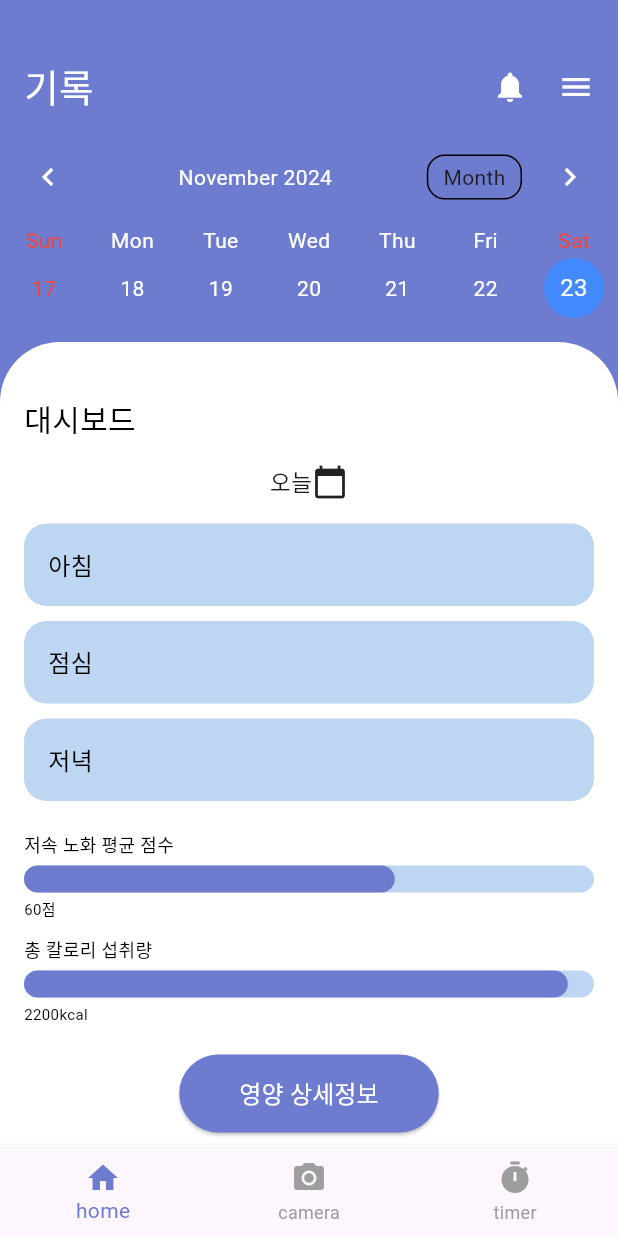
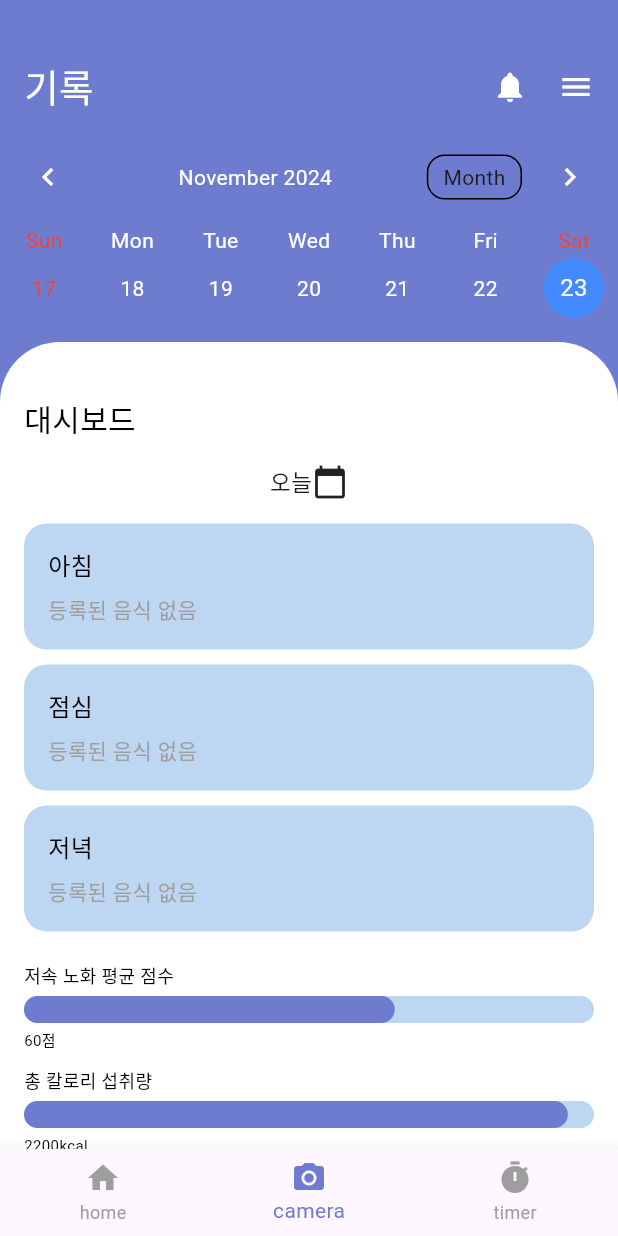
Before and after one commit to MPC-zeroCalorie/frontend, a Flutter app: the HomePage screen opened by its route, item 2 of the bottom bar chosen, scrolled down 31 dp, after a tap on "+ 음식 추가하기", after a tap on the "arrow back" icon, on a phone screen of 412 x 824 dp. Run offline on Flutter 3.47's test engine with Material 3 defaults, Android fonts, the phone set to English and light mode, and no system bars; drawn by our look-alikes of table_calendar; our stand-ins replace flutter_local_notifications, percent_indicator, permission_handler, shared_preferences, timezone; accounts and stored records are empty; Roboto replaces fonts that are missing (Inter-ExtraBold).

Commit message:
[juho] camera setting change

```diff
--- a/lib/main.dart
+++ b/lib/main.dart
@@ -52,7 +52,7 @@ class _MyAppState extends State<MyApp> {
         // CameraScreen으로 갈 때 'mealType'을 인자로 전달하도록 수정
         '/cameraScreen': (context) {
           final Map<String, String> arguments = ModalRoute.of(context)?.settings.arguments as Map<String, String> ?? {};
-          return CameraScreen(mealType: arguments['mealType'] ?? 'Unknown');
+          return CameraScreen();
         },
         '/timerScreen': (context) => TimerScreen(),
       },
--- a/lib/screens/camerascreen.dart
+++ b/lib/screens/camerascreen.dart
@@ -3,9 +3,7 @@ import 'dart:io'; // 이미지 파일을 사용하기 위해 추가
 import '../platform_channel.dart'; // 네이티브 기능 호출을 위한 platform_channel
 
 class CameraScreen extends StatefulWidget {
-  final String mealType; // 아침, 점심, 저녁을 받기 위한 변수
-
-  CameraScreen({Key? key, required this.mealType}) : super(key: key);
+  CameraScreen({Key? key}) : super(key: key);
 
   @override
   _CameraScreenState createState() => _CameraScreenState();
@@ -14,6 +12,7 @@ class CameraScreen extends StatefulWidget {
 class _CameraScreenState extends State<CameraScreen> {
   bool _isEditing = false; // 텍스트 편집 모드 여부
   bool _isExpanded = false; // 바텀 시트 확장 상태
+  String _selectedMeal = '아침'; // 선택한 식사 유형
   TextEditingController _foodController = TextEditingController(
     text: '돈까스, 쌀밥, 양배추샐러드, 간장, 와사비, 피클, 된장국', // 초기 음식 텍스트 설정
   );
@@ -23,14 +22,14 @@ class _CameraScreenState extends State<CameraScreen> {
 
   // 최대 영양소 값을 설정하여 비율 계산에 사용
   Map<String, double> _maxNutritionValues = {
-    "칼슘": 1000.0,      // 하루 권장 섭취량 (mg)
-    "단백질": 50.0,      // 하루 권장 섭취량 (g)
-    "식이섬유": 25.0,     // 하루 권장 섭취량 (g)
-    "탄수화물": 300.0,    // 하루 권장 섭취량 (g)
-    "비타민C": 90.0,     // 하루 권장 섭취량 (mg)
-    "지방": 70.0,       // 하루 권장 섭취량 (g)
-    "비타민D": 20.0,     // 하루 권장 섭취량 (µg)
-    "당": 50.0,         // 하루 권장 섭취량 (g)
+    "칼슘": 1000.0, // 하루 권장 섭취량 (mg)
+    "단백질": 50.0, // 하루 권장 섭취량 (g)
+    "식이섬유": 25.0, // 하루 권장 섭취량 (g)
+    "탄수화물": 300.0, // 하루 권장 섭취량 (g)
+    "비타민C": 90.0, // 하루 권장 섭취량 (mg)
+    "지방": 70.0, // 하루 권장 섭취량 (g)
+    "비타민D": 20.0, // 하루 권장 섭취량 (µg)
+    "당": 50.0, // 하루 권장 섭취량 (g)
   };
 
   void _toggleEditMode() {
@@ -83,32 +82,43 @@ class _CameraScreenState extends State<CameraScreen> {
     String today = DateTime.now().toIso8601String().split('T')[0].replaceAll('-', '.'); //현재날짜
     String timeNow = DateTime.now().toLocal().toString().split(' ')[1].substring(0, 5); //현재시간
 
-
     return Scaffold(
-      resizeToAvoidBottomInset: false, // 키보드가 올라와도 바텀 시트가 같이 올라가지 않도록 설정
+      resizeToAvoidBottomInset: false,
       appBar: AppBar(
         leading: IconButton(
           icon: Icon(Icons.arrow_back, color: Colors.black),
           onPressed: () {
-            Navigator.pop(context, 0); // 0을 전달하여 홈 화면 인덱스로 설정
+            Navigator.pop(context); // 홈 화면으로 돌아가기
           },
         ),
         backgroundColor: Colors.white,
         elevation: 0,
+        title: DropdownButton<String>(
+          value: _selectedMeal,
+          items: ['아침', '점심', '저녁']
+              .map((meal) => DropdownMenuItem<String>(
+                    value: meal,
+                    child: Text(meal),
+                  ))
+              .toList(),
+          onChanged: (value) {
+            setState(() {
+              _selectedMeal = value!;
+            });
+          },
         ),
-
+      ),
       body: Stack(
         children: [
-          // 메인 컨텐츠 스크롤 가능하도록
           SingleChildScrollView(
-            padding: const EdgeInsets.only(bottom: 160), // 바텀 시트를 위한 여백
+            padding: const EdgeInsets.only(bottom: 160),
             child: Padding(
               padding: const EdgeInsets.all(16.0),
               child: Column(
                 crossAxisAlignment: CrossAxisAlignment.start,
                 children: [
                   Text(
-                    '$today / ${widget.mealType}', // 동적으로 날짜와 mealType 출력
+                    '$today / $_selectedMeal', // 선택한 식사 유형 출력
                     style: TextStyle(fontSize: 16),
                   ),
                   SizedBox(height: 8),
@@ -130,7 +140,7 @@ class _CameraScreenState extends State<CameraScreen> {
                       child: _image == null
                           ? Center(child: Text("이미지를 등록해주세요"))
                           : Image.file(
-                        _image!, // 네이티브 카메라에서 찍은 이미지를 표시
+                              _image!,
                               fit: BoxFit.contain,
                               width: double.infinity,
                               height: 250,
@@ -147,34 +157,33 @@ class _CameraScreenState extends State<CameraScreen> {
                       ),
                       SizedBox(width: 8),
                       ElevatedButton(
-                        onPressed: _toggleEditMode, // 편집 모드 토글
+                        onPressed: _toggleEditMode,
                         style: ElevatedButton.styleFrom(
                           backgroundColor: Colors.white,
                           foregroundColor: Colors.black,
-                          minimumSize: Size(80, 30), // 크기 조정
+                          minimumSize: Size(80, 30),
                           padding: EdgeInsets.symmetric(horizontal: 12),
                         ),
                         child: Text(
                           '+ 음식 추가하기',
-                          style: TextStyle(fontSize: 12), // 폰트 크기 조정
+                          style: TextStyle(fontSize: 12),
                         ),
                       ),
                     ],
                   ),
                   SizedBox(height: 8),
-                  // 텍스트 편집 모드 여부에 따라 Text 또는 TextField 표시
                   _isEditing
                       ? TextField(
                           controller: _foodController,
-                    maxLines: null, // 여러 줄 입력 가능
-                    textInputAction: TextInputAction.done, // "확인" 버튼 표시
+                          maxLines: null,
+                          textInputAction: TextInputAction.done,
                           decoration: InputDecoration(
                             border: OutlineInputBorder(),
                             contentPadding: EdgeInsets.symmetric(horizontal: 12, vertical: 8),
                           ),
                           style: TextStyle(fontSize: 12),
                           onEditingComplete: () {
-                      _toggleEditMode(); // 입력 완료 시 편집 모드 종료
+                            _toggleEditMode();
                           },
                         )
                       : Text(
@@ -187,12 +196,11 @@ class _CameraScreenState extends State<CameraScreen> {
                     style: TextStyle(fontSize: 18, fontWeight: FontWeight.bold),
                   ),
                   SizedBox(height: 8),
-                  _buildNutrientAnalysis(), // 영양소 분석을 원형 차트로 표시
+                  _buildNutrientAnalysis(),
                 ],
               ),
             ),
           ),
-          // 제스처로 조작 가능한 바텀 시트
           _buildGestureControlledBottomSheet(40, 120),
         ],
       ),
@@ -249,7 +257,7 @@ class _CameraScreenState extends State<CameraScreen> {
       left: 0,
       right: 0,
       child: GestureDetector(
-        onTap: _toggleBottomSheet, // 제스처를 통해 바텀 시트 토글
+        onTap: _toggleBottomSheet,
         child: AnimatedContainer(
           duration: Duration(milliseconds: 300),
           height: _isExpanded ? maxHeight : minHeight,
@@ -274,8 +282,6 @@ class _CameraScreenState extends State<CameraScreen> {
                     children: [
                       ListTile(
                         title: Center(child: Text('사진 촬영')),
-
-                        // 네이티브 카메라 호출
                         onTap: _invokeCameraSDK,
                       ),
                       Divider(height: 1),
--- a/lib/screens/home.dart
+++ b/lib/screens/home.dart
@@ -1,7 +1,7 @@
 import 'package:flutter/material.dart';
 import 'package:table_calendar/table_calendar.dart';
-import 'camerascreen.dart'; // CameraScreen 파일을 import
-import 'timerscreen.dart';
+import 'camerascreen.dart'; // CameraScreen 파일 import
+import 'timerscreen.dart'; // TimerScreen 파일 import
 
 class HomePage extends StatefulWidget {
   HomePage({super.key});
@@ -14,44 +14,58 @@ class _HomePageState extends State<HomePage> {
   DateTime _focusedDay = DateTime.now();
   DateTime? _selectedDay;
   CalendarFormat _calendarFormat = CalendarFormat.week;
-  int _selectedIndex = 0; // BottomNavigationBar의 선택된 인덱스
+  int _selectedIndex = 0;
 
   double _antiAgingScore = 0.6;
   int _calorieValue = 2200;
   int _maxCalorieValue = 2500;
 
+  // 각 식사별 데이터를 저장할 변수
+  Map<String, Map<String, dynamic>> _mealData = {
+    '아침': {'image': null, 'food': '등록된 음식 없음'},
+    '점심': {'image': null, 'food': '등록된 음식 없음'},
+    '저녁': {'image': null, 'food': '등록된 음식 없음'},
+  };
+
   void _onItemTapped(int index) async {
-    String mealType = '';
-
     if (index == 1) {
-      mealType = '아침';
+      // CameraScreen으로 이동
+      await Navigator.push(
+        context,
+        MaterialPageRoute(
+          builder: (context) => CameraScreen(),
+        ),
+      );
     } else if (index == 2) {
-      mealType = '점심';
-    } else if (index == 3) {
-      mealType = '저녁';
+      // TimerScreen으로 이동
+      await Navigator.push(
+        context,
+        MaterialPageRoute(
+          builder: (context) => TimerScreen(),
+        ),
+      );
     }
 
-    if (mealType.isNotEmpty) {
-      final result = await Navigator.push(
-        context,
-        MaterialPageRoute(
-          builder: (context) => CameraScreen(mealType: mealType), // mealType 전달
-        ),
-      );
+    setState(() {
+      _selectedIndex = index;
+    });
+  }
 
-      // result 처리 (필요에 따라 수정)
-      if (result != null) {
-        setState(() {
-          _selectedIndex = result;
-        });
-      }
-    } else {
+  // CameraScreen으로 이동하여 데이터를 받아오는 함수
+  Future<void> _navigateToCamera(String mealType) async {
+    final result = await Navigator.push(
+      context,
+      MaterialPageRoute(
+        builder: (context) => CameraScreen(),
+      ),
+    );
+
+    if (result != null && result is Map<String, dynamic>) {
       setState(() {
-        _selectedIndex = index;
+        _mealData[mealType] = result; // 해당 식사 유형의 데이터를 업데이트
       });
     }
   }
-
 
   @override
   Widget build(BuildContext context) {
@@ -197,7 +211,6 @@ class _HomePageState extends State<HomePage> {
     );
   }
 
-
   Widget _buildCalendar() {
     return TableCalendar(
       firstDay: DateTime.utc(2020, 1, 1),
@@ -247,17 +260,11 @@ class _HomePageState extends State<HomePage> {
     );
   }
 
+  Widget _buildMealCard(String meal) {
+    final mealData = _mealData[meal];
 
-  Widget _buildMealCard(String meal) {
     return GestureDetector(
-      onTap: () async {
-        final result = await Navigator.push(
-          context,
-          MaterialPageRoute(
-            builder: (context) => CameraScreen(mealType: meal),  // meal 값 전달
-          ),
-        );
-      },
+      onTap: () => _navigateToCamera(meal), // CameraScreen으로 이동
       child: Container(
         padding: EdgeInsets.all(16.0),
         decoration: BoxDecoration(
@@ -267,16 +274,32 @@ class _HomePageState extends State<HomePage> {
         child: Row(
           mainAxisAlignment: MainAxisAlignment.spaceBetween,
           children: [
-            Text(
-              meal,
-              style: TextStyle(fontSize: 16, color: Colors.black),
+            Column(
+              crossAxisAlignment: CrossAxisAlignment.start,
+              children: [
+                Text(
+                  meal,
+                  style: TextStyle(fontSize: 16, color: Colors.black),
+                ),
+                SizedBox(height: 8),
+                Text(
+                  mealData?['food'] ?? '등록된 음식 없음',
+                  style: TextStyle(fontSize: 14, color: Colors.grey),
+                ),
+              ],
             ),
+            if (mealData?['image'] != null)
+              Image.file(
+                mealData!['image'], // 등록된 이미지 표시
+                width: 60,
+                height: 60,
+                fit: BoxFit.cover,
+              ),
           ],
         ),
       ),
     );
   }
-
 
   Widget _buildProgressBar(String label, double progress, {String? trailingText}) {
     return Column(
```
Lines whose indentation alone changed are shown as unchanged.
